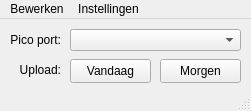
Old version of the form UI files/rooster-epd.ui in the repository duisterethomas/rooster-epd.
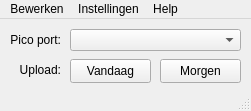
New version of the form.

Commit message: Add about screen

What changed in the file:
```diff
--- a/UI files/rooster-epd.ui
+++ b/UI files/rooster-epd.ui
@@ -127,8 +127,17 @@
     <addaction name="actionNotities_bewerken"/>
     <addaction name="actionAfspraken_bewerken"/>
    </widget>
+   <widget class="QMenu" name="menuHelp">
+    <property name="title">
+     <string>Help</string>
+    </property>
+    <addaction name="actionGithub_repository"/>
+    <addaction name="separator"/>
+    <addaction name="actionOver_Rooster_epd"/>
+   </widget>
    <addaction name="menuBewerken"/>
    <addaction name="menuSettings"/>
+   <addaction name="menuHelp"/>
   </widget>
   <action name="actionTijden_instellen">
    <property name="text">
```
Left out of the diff: 10 changed lines with no effect on the pictures. The commit also changes 3 other files.
